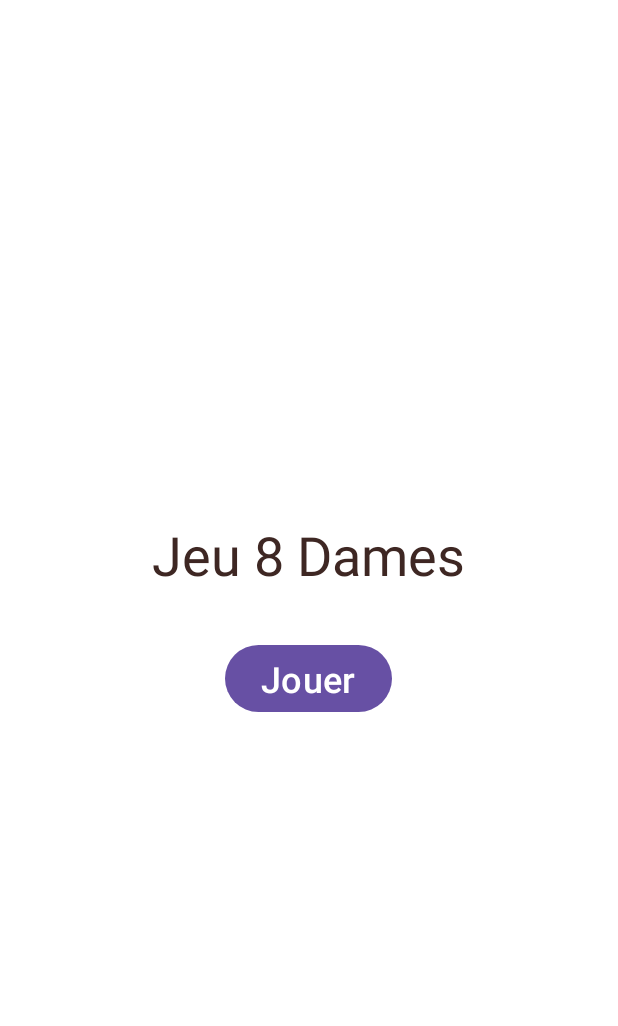
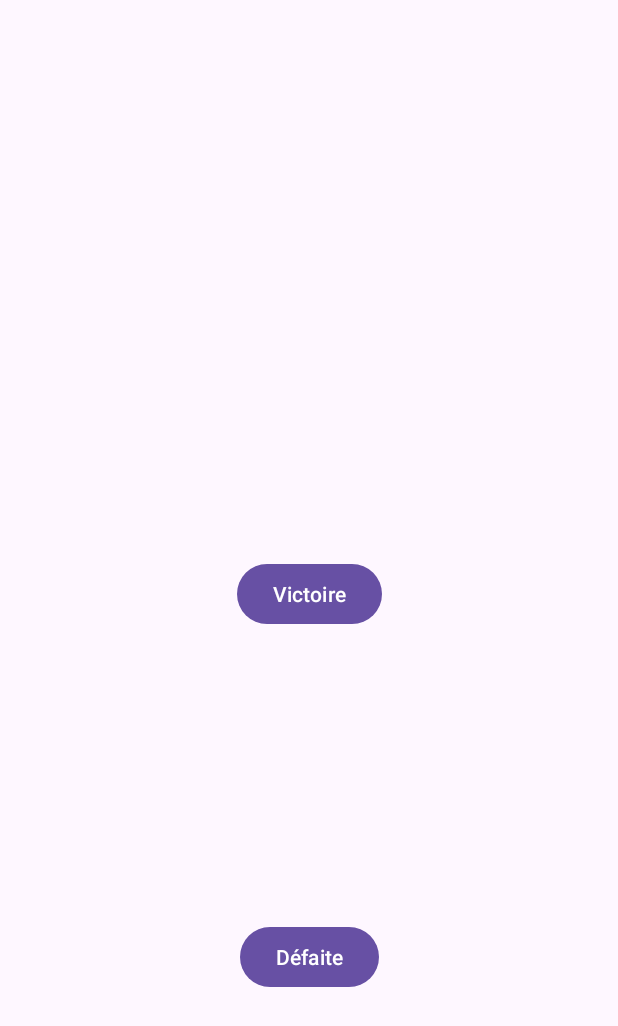
Before and after one commit to XLA17/Jeu8Dames, an Android app: the screen it shows after launch (MainActivity before the commit, JeuPrincipal after it), on a phone screen of 412 x 824 dp. Shown: the top 1026 px of the screen. Run offline under Robolectric (Android 15) with nearby library versions, the phone set to English and light mode, and no system bars.

Commit message:
nouvelles interfaces

```diff
--- /dev/null
+++ b/app/src/main/java/com/example/jeu8dames/JeuPrincipal.java
@@ -0,0 +1,14 @@
+package com.example.jeu8dames; // Remplacez par le nom de votre package
+
+import android.os.Bundle;
+import android.view.View;
+
+import androidx.appcompat.app.AppCompatActivity;
+
+public class JeuPrincipal extends AppCompatActivity {
+
+    protected void onCreate(Bundle savedInstanceState) {
+        super.onCreate(savedInstanceState);
+        setContentView(R.layout.jeu_principal);
+    }
+}
--- a/app/src/main/res/layout/ecran_introduction.xml
+++ b/app/src/main/res/layout/ecran_introduction.xml
@@ -23,6 +23,7 @@
         android:layout_width="wrap_content"
         android:layout_height="wrap_content"
         android:text="Jouer"
-        android:textSize="24sp" />
+        android:textSize="24sp"
+        android:onClick="start"/>
 
 </LinearLayout>
--- /dev/null
+++ b/app/src/main/res/layout/jeu_principal.xml
@@ -0,0 +1,29 @@
+<?xml version="1.0" encoding="utf-8"?>
+<androidx.constraintlayout.widget.ConstraintLayout xmlns:android="http://schemas.android.com/apk/res/android"
+    xmlns:app="http://schemas.android.com/apk/res-auto"
+    android:layout_width="match_parent"
+    android:layout_height="match_parent">
+
+    <Button
+        android:id="@+id/victoryButton"
+        android:layout_width="wrap_content"
+        android:layout_height="wrap_content"
+        android:text="Victoire"
+        app:layout_constraintEnd_toEndOf="parent"
+        app:layout_constraintStart_toStartOf="parent"
+        app:layout_constraintTop_toTopOf="parent"
+        app:layout_constraintBottom_toBottomOf="parent"
+        android:layout_marginBottom="32dp"/>
+
+    <Button
+        android:id="@+id/defeatButton"
+        android:layout_width="wrap_content"
+        android:layout_height="wrap_content"
+        android:text="Défaite"
+        app:layout_constraintEnd_toEndOf="parent"
+        app:layout_constraintStart_toStartOf="parent"
+        app:layout_constraintTop_toBottomOf="@id/victoryButton"
+        app:layout_constraintBottom_toBottomOf="parent"
+        android:layout_marginTop="32dp"/>
+
+</androidx.constraintlayout.widget.ConstraintLayout>
```
Also changed, not shown: app/src/main/AndroidManifest.xml (+9 -0 lines), app/src/main/java/com/example/jeu8dames/ActivityLoose.java (added, +13 -0 lines), app/src/main/java/com/example/jeu8dames/MainActivity.java (+12 -3 lines), app/src/main/java/com/example/jeu8dames/Victoire.java (added, +14 -0 lines), app/src/main/res/layout/loose_layout.xml (added, +40 -0 lines).
